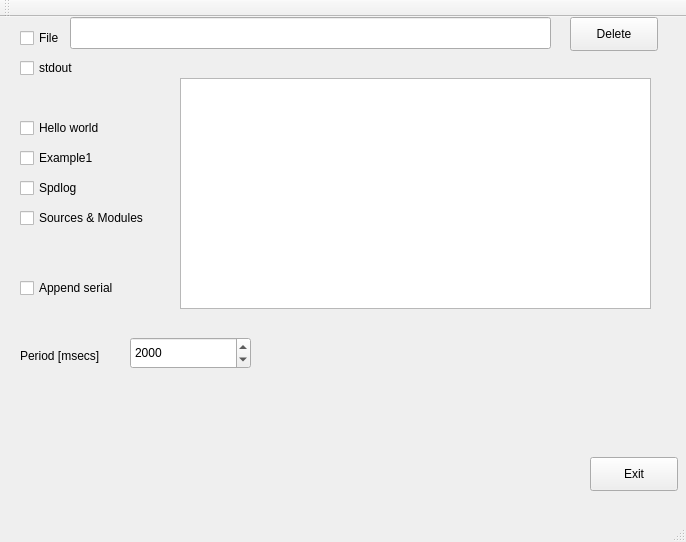
bjerrep/antilog, file antitestgui/src/mainwindow.ui: the form before one commit.
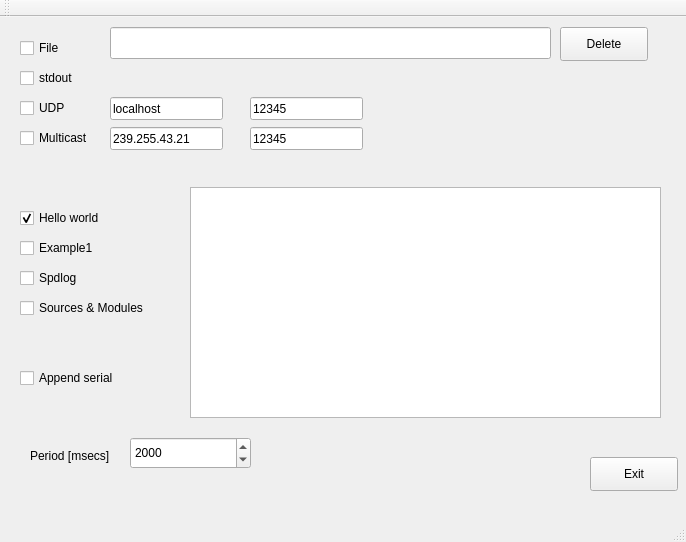
The form after the commit. Icons and pictures are not drawn.

Commit message: added multicast source

Patch:
```diff
--- a/antitestgui/src/mainwindow.ui
+++ b/antitestgui/src/mainwindow.ui
@@ -22,7 +22,7 @@
     <property name="geometry">
      <rect>
       <x>20</x>
-      <y>10</y>
+      <y>20</y>
       <width>61</width>
       <height>22</height>
      </rect>
@@ -35,8 +35,8 @@
     <property name="geometry">
      <rect>
       <x>20</x>
-      <y>40</y>
-      <width>281</width>
+      <y>50</y>
+      <width>141</width>
       <height>22</height>
      </rect>
     </property>
@@ -48,7 +48,7 @@
     <property name="geometry">
      <rect>
       <x>20</x>
-      <y>100</y>
+      <y>190</y>
       <width>101</width>
       <height>22</height>
      </rect>
@@ -56,12 +56,15 @@
     <property name="text">
      <string>Hello world</string>
     </property>
+    <property name="checked">
+     <bool>true</bool>
+    </property>
    </widget>
    <widget class="QCheckBox" name="checkBoxExample1">
     <property name="geometry">
      <rect>
       <x>20</x>
-      <y>130</y>
+      <y>220</y>
       <width>101</width>
       <height>22</height>
      </rect>
@@ -74,7 +77,7 @@
     <property name="geometry">
      <rect>
       <x>130</x>
-      <y>320</y>
+      <y>420</y>
       <width>121</width>
       <height>32</height>
      </rect>
@@ -92,8 +95,8 @@
    <widget class="QListWidget" name="listWidgetPreview">
     <property name="geometry">
      <rect>
-      <x>180</x>
-      <y>61</y>
+      <x>190</x>
+      <y>170</y>
       <width>471</width>
       <height>231</height>
      </rect>
@@ -102,9 +105,9 @@
    <widget class="QLineEdit" name="lineEditFile">
     <property name="geometry">
      <rect>
-      <x>70</x>
-      <y>0</y>
-      <width>481</width>
+      <x>110</x>
+      <y>10</y>
+      <width>441</width>
       <height>32</height>
      </rect>
     </property>
@@ -112,8 +115,8 @@
    <widget class="QLabel" name="label">
     <property name="geometry">
      <rect>
-      <x>20</x>
-      <y>330</y>
+      <x>30</x>
+      <y>430</y>
       <width>131</width>
       <height>18</height>
      </rect>
@@ -139,7 +142,7 @@
     <property name="geometry">
      <rect>
       <x>20</x>
-      <y>160</y>
+      <y>250</y>
       <width>88</width>
       <height>22</height>
      </rect>
@@ -152,7 +155,7 @@
     <property name="geometry">
      <rect>
       <x>20</x>
-      <y>260</y>
+      <y>350</y>
       <width>121</width>
       <height>22</height>
      </rect>
@@ -165,7 +168,7 @@
     <property name="geometry">
      <rect>
       <x>20</x>
-      <y>190</y>
+      <y>280</y>
       <width>161</width>
       <height>22</height>
      </rect>
@@ -177,8 +180,8 @@
    <widget class="QPushButton" name="pushButtonDeleteFile">
     <property name="geometry">
      <rect>
-      <x>570</x>
-      <y>0</y>
+      <x>560</x>
+      <y>10</y>
       <width>88</width>
       <height>34</height>
      </rect>
@@ -187,6 +190,84 @@
      <string>Delete</string>
     </property>
    </widget>
+   <widget class="QCheckBox" name="checkBoxUDP">
+    <property name="geometry">
+     <rect>
+      <x>20</x>
+      <y>80</y>
+      <width>51</width>
+      <height>22</height>
+     </rect>
+    </property>
+    <property name="text">
+     <string>UDP</string>
+    </property>
+   </widget>
+   <widget class="QLineEdit" name="lineEditIP">
+    <property name="geometry">
+     <rect>
+      <x>110</x>
+      <y>80</y>
+      <width>113</width>
+      <height>23</height>
+     </rect>
+    </property>
+    <property name="text">
+     <string>localhost</string>
+    </property>
+   </widget>
+   <widget class="QLineEdit" name="lineEditPort">
+    <property name="geometry">
+     <rect>
+      <x>250</x>
+      <y>80</y>
+      <width>113</width>
+      <height>23</height>
+     </rect>
+    </property>
+    <property name="text">
+     <string>12345</string>
+    </property>
+   </widget>
+   <widget class="QCheckBox" name="checkBoxMulticast">
+    <property name="geometry">
+     <rect>
+      <x>20</x>
+      <y>110</y>
+      <width>81</width>
+      <height>22</height>
+     </rect>
+    </property>
+    <property name="text">
+     <string>Multicast</string>
+    </property>
+   </widget>
+   <widget class="QLineEdit" name="lineEditMulticastIP">
+    <property name="geometry">
+     <rect>
+      <x>110</x>
+      <y>110</y>
+      <width>113</width>
+      <height>23</height>
+     </rect>
+    </property>
+    <property name="text">
+     <string>239.255.43.21</string>
+    </property>
+   </widget>
+   <widget class="QLineEdit" name="lineEditMulticastPort">
+    <property name="geometry">
+     <rect>
+      <x>250</x>
+      <y>110</y>
+      <width>113</width>
+      <height>23</height>
+     </rect>
+    </property>
+    <property name="text">
+     <string>12345</string>
+    </property>
+   </widget>
   </widget>
   <widget class="QMenuBar" name="menuBar">
    <property name="geometry">
```
Left out of the diff: 2 changed lines with no effect on the pictures. The commit also changes 17 other files.
